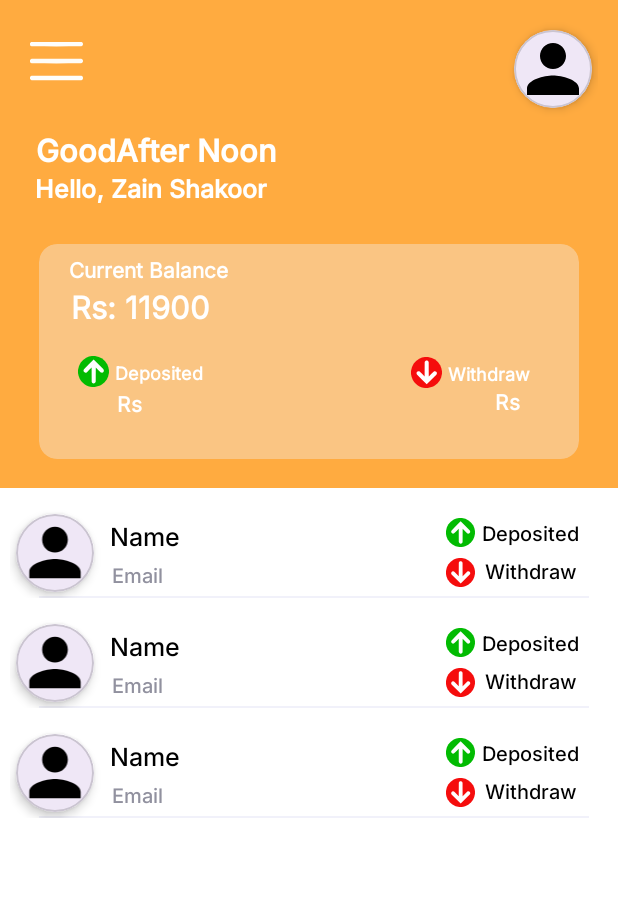
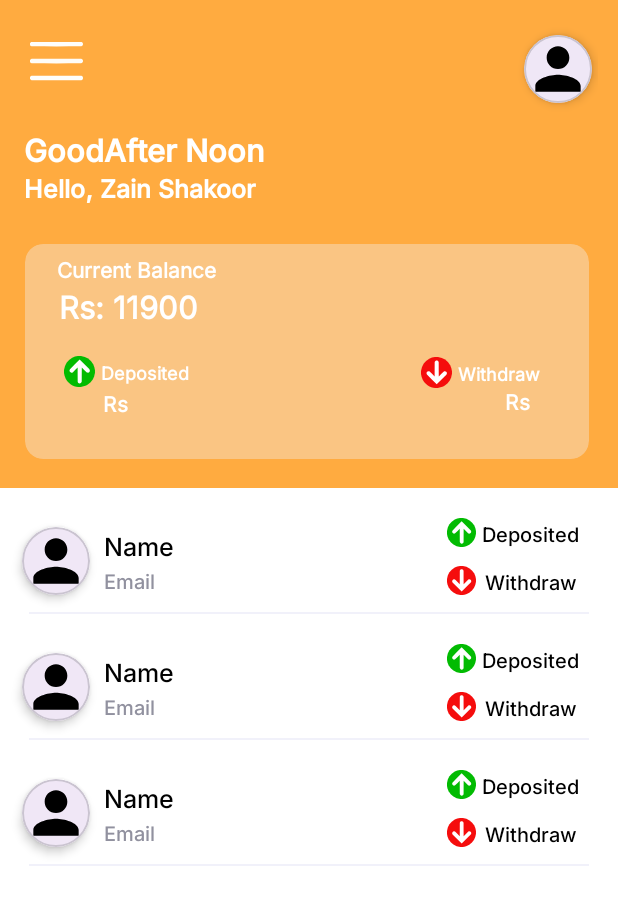
Before and after one commit to zainsh098/FundApp, an Android app: the layout fragment_home.xml on its own in the app's theme, with its tools: preview values and no code run, on a phone screen of 412 x 824 dp. Shown: the top 905 px of the screen. Run offline under Robolectric (Android 15) with nearby library versions, the phone set to English and light mode, and no system bars.

Commit message:
minor bugs remove

```diff
--- a/app/src/main/java/com/example/fundapp/fragments/googlelogin/bottomsheet/WithdrawalBottomSheetFragment.kt
+++ b/app/src/main/java/com/example/fundapp/fragments/googlelogin/bottomsheet/WithdrawalBottomSheetFragment.kt
@@ -4,7 +4,10 @@ import android.os.Bundle
 import android.view.LayoutInflater
 import android.view.View
 import android.view.ViewGroup
+import androidx.navigation.fragment.findNavController
+import com.example.fundapp.R
 import com.example.fundapp.databinding.FragmentWithdrawalBottomSheetBinding
+import com.google.android.material.bottomsheet.BottomSheetDialog
 import com.google.android.material.bottomsheet.BottomSheetDialogFragment
 
 class WithdrawalBottomSheetFragment : BottomSheetDialogFragment() {
@@ -25,7 +28,9 @@ class WithdrawalBottomSheetFragment : BottomSheetDialogFragment() {
     override fun onViewCreated(view: View, savedInstanceState: Bundle?) {
         super.onViewCreated(view, savedInstanceState)
         binding.txtCloseButton.setOnClickListener {
+            findNavController().navigate(R.id.action_withdrawFragment_to_menuFragment)
             dismiss()
+            findNavController().popBackStack(R.id.withdrawFragment, true)
 
         }
 
--- a/app/src/main/java/com/example/fundapp/fragments/googlelogin/myrequest/MyRequestFragment.kt
+++ b/app/src/main/java/com/example/fundapp/fragments/googlelogin/myrequest/MyRequestFragment.kt
@@ -17,11 +17,8 @@ import java.util.Locale
 
 class MyRequestFragment : Fragment() {
     private lateinit var binding: FragmentMyRequestBinding
-    private val transactionViewModel: TransactionViewModel by viewModels()
     private val myRequestViewModel: MyRequestViewModel by viewModels()
-
     private lateinit var myRequestAdapter: MyRequestAdapter
-    private val auth: FirebaseAuth = FirebaseAuth.getInstance()
 
     override fun onCreateView(
         inflater: LayoutInflater, container: ViewGroup?,
--- a/app/src/main/java/com/example/fundapp/fragments/googlelogin/withdraw/WithdrawFragment.kt
+++ b/app/src/main/java/com/example/fundapp/fragments/googlelogin/withdraw/WithdrawFragment.kt
@@ -87,9 +87,6 @@ class WithdrawFragment : Fragment() {
                             date,
                             requireContext()
                         )
-                        textFieldWithdraw.text?.clear()
-                        textFieldWithdrawReason.text?.clear()
-                        textViewSelectedDate.text = getString(R.string.select_date)
                     }
                 }
             }
--- a/app/src/main/res/layout/fragment_approve_request.xml
+++ b/app/src/main/res/layout/fragment_approve_request.xml
@@ -3,13 +3,13 @@
     xmlns:app="http://schemas.android.com/apk/res-auto"
     xmlns:tools="http://schemas.android.com/tools"
     android:layout_width="match_parent"
-    android:layout_height="match_parent"
+    android:layout_height="wrap_content"
     tools:context=".fragments.googlelogin.approverequest.ApproveRequestFragment">
 
     <androidx.recyclerview.widget.RecyclerView
         android:id="@+id/approveRequestRecyclerView"
         android:layout_width="match_parent"
-        android:layout_height="wrap_content"
+        android:layout_height="match_parent"
         app:layout_constraintEnd_toEndOf="parent"
         app:layout_constraintStart_toStartOf="parent"
         app:layout_constraintTop_toTopOf="parent"
--- a/app/src/main/res/layout/fragment_home.xml
+++ b/app/src/main/res/layout/fragment_home.xml
@@ -27,12 +27,10 @@
             <TextView
                 android:id="@+id/textHomeGreetings"
                 style="@style/text_style_toolbar"
-                android:layout_marginStart="@dimen/_3sdp"
                 android:layout_marginTop="@dimen/_65sdp"
                 android:fontFamily="@font/inter_medium"
-                app:layout_constraintEnd_toEndOf="parent"
                 app:layout_constraintHorizontal_bias="0.081"
-                app:layout_constraintStart_toStartOf="parent"
+                app:layout_constraintStart_toEndOf="@id/guideline2"
                 app:layout_constraintTop_toTopOf="parent"
                 app:layout_constraintVertical_bias="0.288"
                 tools:text="GoodAfter Noon" />
@@ -40,11 +38,10 @@
             <TextView
                 android:id="@+id/textHomeUserName"
                 style="@style/text_style_toolbar"
-                android:layout_marginStart="@dimen/_18sdp"
                 android:fontFamily="@font/inter_medium"
                 android:textSize="@dimen/_13ssp"
                 app:layout_constraintHorizontal_bias="0.088"
-                app:layout_constraintStart_toStartOf="parent"
+                app:layout_constraintStart_toEndOf="@id/guideline2"
                 app:layout_constraintTop_toBottomOf="@+id/textHomeGreetings"
                 app:layout_constraintVertical_bias="0.105"
                 tools:text="Hello, Zain Shakoor" />
@@ -53,17 +50,18 @@
             <com.google.android.material.card.MaterialCardView
                 android:layout_width="match_parent"
                 android:layout_height="@dimen/_110sdp"
-                android:layout_marginLeft="@dimen/_20sdp"
-                android:layout_marginRight="@dimen/_20sdp"
                 android:layout_marginBottom="@dimen/_15sdp"
-                app:cardBackgroundColor="#5CF1F1FA"
+                app:cardBackgroundColor="@color/_5cf1f1fa"
+                android:layout_marginStart="@dimen/_13sdp"
+                android:layout_marginEnd="@dimen/_15sdp"
                 app:layout_constraintBottom_toBottomOf="parent"
-                app:layout_constraintEnd_toEndOf="parent"
-                app:layout_constraintStart_toStartOf="parent"
+                app:layout_constraintStart_toEndOf="@id/guideline2"
                 app:strokeWidth="0dp">
 
                 <androidx.constraintlayout.widget.ConstraintLayout
                     android:layout_width="match_parent"
+                    app:layout_constraintStart_toEndOf="@id/guideline2"
+
                     android:layout_height="match_parent">
 
                     <TextView
@@ -153,6 +151,13 @@
                 </androidx.constraintlayout.widget.ConstraintLayout>
             </com.google.android.material.card.MaterialCardView>
 
+        <androidx.constraintlayout.widget.Guideline
+            android:id="@+id/guideline2"
+            android:layout_width="wrap_content"
+            android:layout_height="wrap_content"
+            android:orientation="vertical"
+            app:layout_constraintGuide_percent="0.03892944" />
+
 
     </androidx.constraintlayout.widget.ConstraintLayout>
 
--- a/app/src/main/res/layout/fragment_withdrawal_bottom_sheet.xml
+++ b/app/src/main/res/layout/fragment_withdrawal_bottom_sheet.xml
@@ -2,7 +2,7 @@
 <androidx.constraintlayout.widget.ConstraintLayout xmlns:android="http://schemas.android.com/apk/res/android"
     xmlns:app="http://schemas.android.com/apk/res-auto"
     xmlns:tools="http://schemas.android.com/tools"
-    android:layout_width="@dimen/_200sdp"
+    android:layout_width="match_parent"
     android:layout_height="@dimen/_240sdp"
     android:background="@drawable/round_shape"
     android:elevation="@dimen/_5sdp"
@@ -47,7 +47,7 @@
             android:background="@drawable/button_round"
             android:fontFamily="@font/inter_semibold"
             android:includeFontPadding="false"
-            android:text="@string/close"
+            android:text="@string/done"
             android:textColor="@color/white"
             android:textSize="@dimen/_10ssp"
             app:rippleColor="@color/Light_60"
--- a/app/src/main/res/layout/user_item.xml
+++ b/app/src/main/res/layout/user_item.xml
@@ -5,53 +5,53 @@
     android:layout_width="match_parent"
     android:layout_height="wrap_content"
     android:layout_marginTop="@dimen/_10sdp"
-    android:background="@color/Light_100"
-    android:paddingStart="@dimen/_5sdp">
+    android:background="@color/Light_100">
 
+    <com.google.android.material.card.MaterialCardView
+        android:id="@+id/cardImage"
+        style="@style/avatar_card_menu"
+        android:padding="@dimen/_10sdp"
+        app:cardCornerRadius="@dimen/_40sdp"
+        app:cardElevation="@dimen/_3sdp"
+        app:layout_constraintBottom_toBottomOf="parent"
+        app:layout_constraintStart_toEndOf="@id/guideline5"
+        app:layout_constraintTop_toTopOf="parent">
+
+        <ImageView
+            android:id="@+id/circularImageView"
+            android:layout_width="match_parent"
+            android:layout_height="@dimen/_40sdp"
+            android:layout_gravity="center"
+            android:src="@drawable/baseline_person_24"
+            tools:ignore="ContentDescription" />
+
+    </com.google.android.material.card.MaterialCardView>
 
     <TextView
         android:id="@+id/userName"
         style="@style/home_text_style"
-        android:layout_marginTop="@dimen/_5sdp"
+        android:layout_marginStart="@dimen/_45sdp"
+        android:layout_marginTop="@dimen/_10sdp"
         android:fontFamily="@font/inter_medium"
         android:textSize="@dimen/_13ssp"
-        app:layout_constraintStart_toEndOf="@+id/cardImage"
+        app:layout_constraintStart_toEndOf="@id/guideline5"
         app:layout_constraintTop_toTopOf="parent"
         app:layout_constraintWidth_percent="0.6"
+        tools:layout_editor_absoluteX="119dp"
         tools:text="Name" />
 
     <TextView
         android:id="@+id/emailID"
         style="@style/home_text_style"
-        android:layout_marginStart="@dimen/_9sdp"
-        android:layout_marginBottom="@dimen/_5sdp"
+        android:layout_marginStart="@dimen/_45sdp"
+        android:layout_marginBottom="@dimen/_10sdp"
         android:fontFamily="@font/inter_medium"
-
         android:textColor="@color/Light_20"
         android:textSize="@dimen/_10ssp"
         app:layout_constraintBottom_toBottomOf="parent"
-        app:layout_constraintStart_toEndOf="@+id/cardImage"
+        app:layout_constraintStart_toEndOf="@id/guideline5"
         app:layout_constraintWidth_percent="0.6"
         tools:text="Email" />
-
-    <com.google.android.material.card.MaterialCardView
-        android:id="@+id/cardImage"
-        style="@style/avatar_card_menu"
-        android:padding="10dp"
-        app:cardCornerRadius="50dp"
-        app:cardElevation="4dp"
-        app:layout_constraintBottom_toBottomOf="parent"
-        app:layout_constraintStart_toStartOf="parent"
-        app:layout_constraintTop_toTopOf="parent">
-
-        <ImageView
-            android:id="@+id/circularImageView"
-            android:layout_width="match_parent"
-            android:layout_height="51dp"
-            android:layout_gravity="center"
-            android:src="@drawable/baseline_person_24"
-            tools:ignore="ContentDescription" />
-    </com.google.android.material.card.MaterialCardView>
 
     <ImageView
         android:id="@+id/imageViewuparrow"
@@ -60,43 +60,42 @@
         android:layout_marginTop="@dimen/_5sdp"
         android:layout_marginEnd="@dimen/_3sdp"
         android:src="@drawable/uparrow_green"
-        app:layout_constraintEnd_toStartOf="@+id/totalDepositedValue"
+        app:layout_constraintStart_toEndOf="@id/guideline3"
         app:layout_constraintTop_toTopOf="parent" />
 
     <ImageView
         android:id="@+id/imageView2downarrow"
         android:layout_width="@dimen/_15sdp"
         android:layout_height="@dimen/_15sdp"
-        android:layout_marginEnd="@dimen/_3sdp"
         android:src="@drawable/arrowdown"
         app:layout_constraintBottom_toBottomOf="parent"
-        app:layout_constraintEnd_toStartOf="@+id/totalWithdrawValue"
+        app:layout_constraintStart_toEndOf="@id/guideline3"
         app:layout_constraintTop_toBottomOf="@+id/imageViewuparrow"
         tools:ignore="ContentDescription" />
 
     <TextView
         android:id="@+id/totalDepositedValue"
-        style="@style/home_text_style"
+        style="@style/home_text_style_users"
         android:layout_width="@dimen/_50sdp"
         android:layout_height="wrap_content"
-        android:layout_marginTop="@dimen/_5sdp"
         android:layout_marginEnd="@dimen/_20sdp"
         android:fontFamily="@font/inter_medium"
         android:gravity="center"
         android:textSize="@dimen/_10ssp"
+        app:layout_constraintBottom_toBottomOf="@+id/imageViewuparrow"
         app:layout_constraintEnd_toEndOf="parent"
-        app:layout_constraintTop_toTopOf="parent"
+        app:layout_constraintTop_toTopOf="@+id/imageViewuparrow"
         tools:text="Deposited" />
 
     <TextView
         android:id="@+id/totalWithdrawValue"
         style="@style/home_text_style"
         android:layout_width="@dimen/_50sdp"
-        android:layout_marginTop="@dimen/_5sdp"
         android:layout_marginEnd="@dimen/_20sdp"
         android:fontFamily="@font/inter_medium"
         android:gravity="center"
         android:textSize="@dimen/_10ssp"
+        app:layout_constraintBottom_toBottomOf="@+id/imageView2downarrow"
         app:layout_constraintEnd_toEndOf="parent"
         app:layout_constraintTop_toBottomOf="@id/totalDepositedValue"
         tools:text="Withdraw" />
@@ -112,4 +111,18 @@
         app:layout_constraintEnd_toEndOf="parent"
         app:layout_constraintHorizontal_bias="0.0"
         app:layout_constraintStart_toStartOf="parent" />
+
+    <androidx.constraintlayout.widget.Guideline
+        android:id="@+id/guideline3"
+        android:layout_width="wrap_content"
+        android:layout_height="wrap_content"
+        android:orientation="vertical"
+        app:layout_constraintGuide_end="114dp" />
+
+    <androidx.constraintlayout.widget.Guideline
+        android:id="@+id/guideline5"
+        android:layout_width="wrap_content"
+        android:layout_height="wrap_content"
+        android:orientation="vertical"
+        app:layout_constraintGuide_begin="11dp" />
 </androidx.constraintlayout.widget.ConstraintLayout>
--- a/app/src/main/res/values/colors.xml
+++ b/app/src/main/res/values/colors.xml
@@ -22,4 +22,5 @@
     <!--    <color name="menu_card_color">#F4F4F8</color>-->
     <color name="menu_card_color">@color/Light_60</color>
     <color name="ffffff">#FFFFFF</color>
+    <color name="_5cf1f1fa">#5CF1F1FA</color>
 </resources>
--- a/app/src/main/res/values/strings.xml
+++ b/app/src/main/res/values/strings.xml
@@ -32,7 +32,7 @@
     <string name="accept">Accept</string>
     <string name="withdraw_request">Request Submitted</string>
     <string name="deposit_successful">Deposit Successful</string>
-    <string name="close">Close</string>
+    <string name="done">Done</string>
     <string name="file_attached">File Attached</string>
     <string name="my_requests">My Requests</string>
     <string name="transaction_details">Transaction Details</string>
--- a/app/src/main/res/values/styles.xml
+++ b/app/src/main/res/values/styles.xml
@@ -100,8 +100,8 @@
     </style>
 
     <style name="avatar_card_menu">
-        <item name="android:layout_width">@dimen/_40sdp</item>
-        <item name="android:layout_height">@dimen/_40sdp</item>
+        <item name="android:layout_width">@dimen/_35sdp</item>
+        <item name="android:layout_height">@dimen/_35sdp</item>
         <item name="android:layout_margin">@dimen/_3sdp</item>
     </style>
 
@@ -110,6 +110,15 @@
         <item name="android:layout_height">wrap_content</item>
         <item name="android:layout_marginStart">@dimen/_8sdp</item>
         <item name="android:layout_marginTop">@dimen/_10sdp</item>
+        <item name="android:fontFamily">@font/inter_semibold</item>
+        <item name="android:textColor">@color/black</item>
+        <item name="android:textSize">@dimen/_11ssp</item>
+    </style>
+
+
+    <style name="home_text_style_users">
+        <item name="android:layout_width">wrap_content</item>
+        <item name="android:layout_height">wrap_content</item>
         <item name="android:fontFamily">@font/inter_semibold</item>
         <item name="android:textColor">@color/black</item>
         <item name="android:textSize">@dimen/_11ssp</item>
```
Also changed, not shown: app/src/main/java/com/example/fundapp/adapter/ApproveRequestAdapter.kt (+12 -19 lines), app/src/main/java/com/example/fundapp/fragments/googlelogin/approverequest/ApproveRequestFragment.kt (+3 -6 lines), app/src/main/java/com/example/fundapp/remote/TransactionDataSource.kt (+13 -32 lines), app/src/main/java/com/example/fundapp/repository/TransactionRepository.kt (+17 -7 lines), app/src/main/java/com/example/fundapp/viewmodel/TransactionViewModel.kt (+15 -17 lines), app/src/main/res/layout/request_approve_item.xml (+31 -47 lines), app/src/main/res/navigation/nav_graph.xml (+16 -0 lines).
